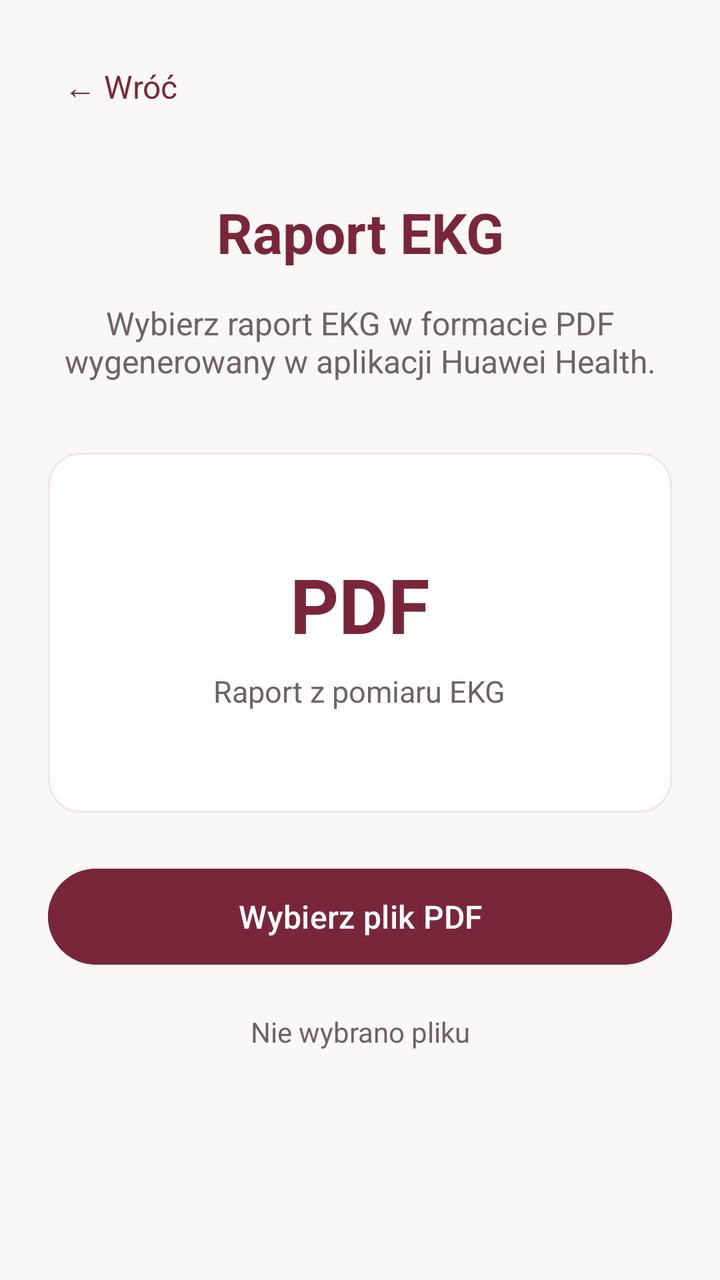
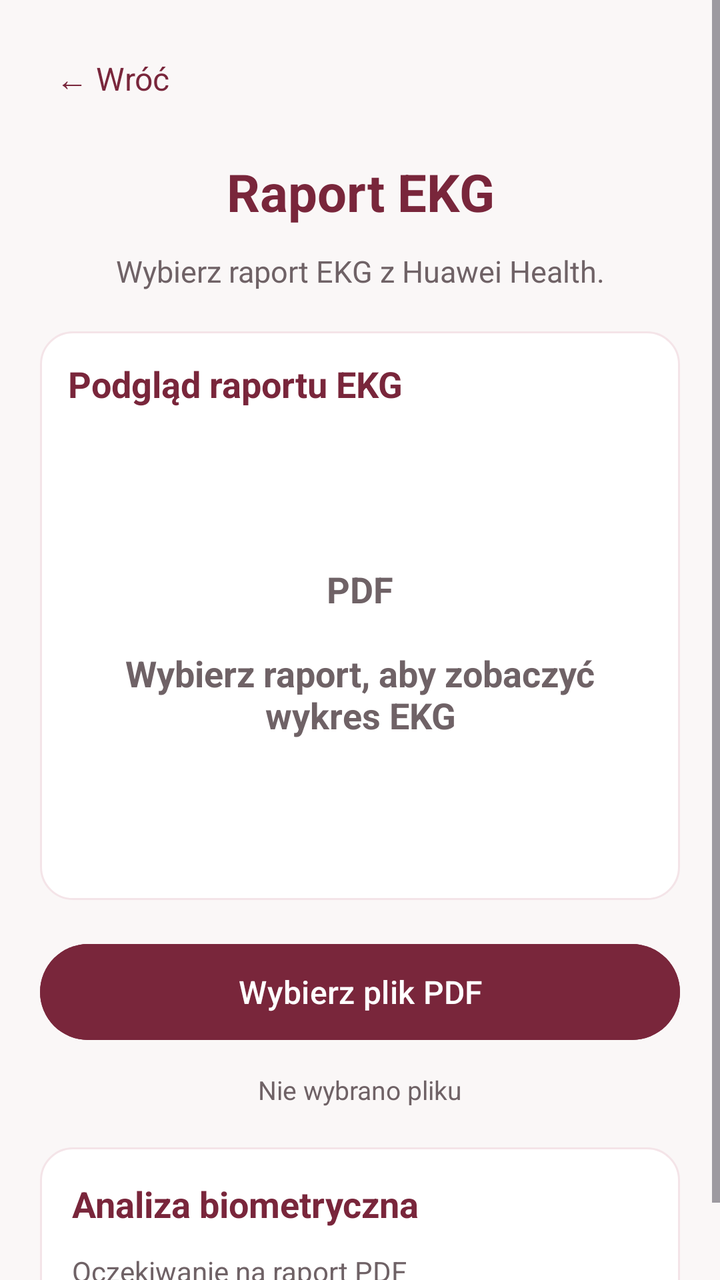

Screens rendered from an Android XML layout before and after an edit, with the pre-edit source and the edit as a unified diff.
<!-- AndroidManifest.xml: application theme Theme.Biometry -->
<!-- res/layout/activity_measurement.xml -->
<?xml version="1.0" encoding="utf-8"?>
<LinearLayout xmlns:android="http://schemas.android.com/apk/res/android"
    android:layout_width="match_parent"
    android:layout_height="match_parent"
    android:orientation="vertical"
    android:padding="24dp"
    android:background="@color/background">

    <TextView
        android:id="@+id/btnBack"
        android:layout_width="wrap_content"
        android:layout_height="wrap_content"
        android:text="← Wróć"
        android:textSize="16sp"
        android:textColor="@color/primary"
        android:padding="8dp"/>

    <TextView
        android:id="@+id/txtTitle"
        android:layout_width="match_parent"
        android:layout_height="wrap_content"
        android:text="Raport EKG"
        android:textSize="28sp"
        android:textStyle="bold"
        android:textColor="@color/primary"
        android:gravity="center"
        android:layout_marginTop="35dp"
        android:layout_marginBottom="16dp"/>

    <TextView
        android:id="@+id/txtDescription"
        android:layout_width="match_parent"
        android:layout_height="wrap_content"
        android:text="Wybierz raport EKG w formacie PDF wygenerowany w aplikacji Huawei Health."
        android:textSize="16sp"
        android:textColor="@color/text_secondary"
        android:gravity="center"
        android:layout_marginBottom="35dp"/>

    <LinearLayout
        android:layout_width="match_parent"
        android:layout_height="180dp"
        android:orientation="vertical"
        android:gravity="center"
        android:background="@drawable/card_background"
        android:padding="20dp"
        android:layout_marginBottom="24dp">

        <TextView
            android:layout_width="wrap_content"
            android:layout_height="wrap_content"
            android:text="PDF"
            android:textSize="38sp"
            android:textStyle="bold"
            android:textColor="@color/primary"/>

        <TextView
            android:layout_width="wrap_content"
            android:layout_height="wrap_content"
            android:text="Raport z pomiaru EKG"
            android:textSize="15sp"
            android:textColor="@color/text_secondary"
            android:layout_marginTop="8dp"/>

    </LinearLayout>

    <Button
        android:id="@+id/btnSelectPdf"
        android:layout_width="match_parent"
        android:layout_height="56dp"
        android:text="Wybierz plik PDF"
        android:textAllCaps="false"
        android:textSize="16sp"
        android:backgroundTint="@color/primary"
        android:textColor="@color/white"/>

    <TextView
        android:id="@+id/txtFileName"
        android:layout_width="match_parent"
        android:layout_height="wrap_content"
        android:text="Nie wybrano pliku"
        android:textSize="14sp"
        android:textColor="@color/text_secondary"
        android:gravity="center"
        android:layout_marginTop="20dp"/>

</LinearLayout>
<!-- resources referenced by this layout -->
<resources>
  <color name="background">#FAF7F7</color>
  <color name="primary">#79263B</color>
  <color name="text_secondary">#6F6266</color>
  <color name="white">#FFFFFF</color>
  <!-- drawable card_background (drawable) -->
  <?xml version="1.0" encoding="utf-8"?>
  <shape xmlns:android="http://schemas.android.com/apk/res/android">
      <solid android:color="#FFFFFF"/>
      <corners android:radius="16dp"/>
      <stroke
          android:width="1dp"
          android:color="#F4E4E8"/>
  </shape>
  <style name="Theme.Biometry" parent="Base.Theme.Biometry" />
  <style name="Base.Theme.Biometry" parent="Theme.Material3.DayNight.NoActionBar">
          
          
      </style>
</resources>

<!-- the commit's change to res/layout/activity_measurement.xml (unified diff, before → after) -->
@@ -1,87 +1,143 @@
 <?xml version="1.0" encoding="utf-8"?>
-<LinearLayout xmlns:android="http://schemas.android.com/apk/res/android"
+<ScrollView xmlns:android="http://schemas.android.com/apk/res/android"
     android:layout_width="match_parent"
     android:layout_height="match_parent"
-    android:orientation="vertical"
-    android:padding="24dp"
-    android:background="@color/background">
-
-    <TextView
-        android:id="@+id/btnBack"
-        android:layout_width="wrap_content"
-        android:layout_height="wrap_content"
-        android:text="← Wróć"
-        android:textSize="16sp"
-        android:textColor="@color/primary"
-        android:padding="8dp"/>
-
-    <TextView
-        android:id="@+id/txtTitle"
-        android:layout_width="match_parent"
-        android:layout_height="wrap_content"
-        android:text="Raport EKG"
-        android:textSize="28sp"
-        android:textStyle="bold"
-        android:textColor="@color/primary"
-        android:gravity="center"
-        android:layout_marginTop="35dp"
-        android:layout_marginBottom="16dp"/>
-
-    <TextView
-        android:id="@+id/txtDescription"
-        android:layout_width="match_parent"
-        android:layout_height="wrap_content"
-        android:text="Wybierz raport EKG w formacie PDF wygenerowany w aplikacji Huawei Health."
-        android:textSize="16sp"
-        android:textColor="@color/text_secondary"
-        android:gravity="center"
-        android:layout_marginBottom="35dp"/>
+    android:background="@color/background"
+    android:fillViewport="true">
 
     <LinearLayout
         android:layout_width="match_parent"
-        android:layout_height="180dp"
+        android:layout_height="wrap_content"
         android:orientation="vertical"
-        android:gravity="center"
-        android:background="@drawable/card_background"
-        android:padding="20dp"
-        android:layout_marginBottom="24dp">
+        android:padding="20dp">
 
         <TextView
+            android:id="@+id/btnBack"
             android:layout_width="wrap_content"
             android:layout_height="wrap_content"
-            android:text="PDF"
-            android:textSize="38sp"
-            android:textStyle="bold"
-            android:textColor="@color/primary"/>
+            android:text="← Wróć"
+            android:textSize="16sp"
+            android:textColor="@color/primary"
+            android:padding="8dp"/>
 
         <TextView
-            android:layout_width="wrap_content"
+            android:id="@+id/txtTitle"
+            android:layout_width="match_parent"
             android:layout_height="wrap_content"
-            android:text="Raport z pomiaru EKG"
+            android:text="Raport EKG"
+            android:textSize="26sp"
+            android:textStyle="bold"
+            android:textColor="@color/primary"
+            android:gravity="center"
+            android:layout_marginTop="20dp"
+            android:layout_marginBottom="12dp"/>
+
+        <TextView
+            android:id="@+id/txtDescription"
+            android:layout_width="match_parent"
+            android:layout_height="wrap_content"
+            android:text="Wybierz raport EKG z Huawei Health."
             android:textSize="15sp"
             android:textColor="@color/text_secondary"
-            android:layout_marginTop="8dp"/>
+            android:gravity="center"
+            android:layout_marginBottom="20dp"/>
+
+        
+        <LinearLayout
+            android:layout_width="match_parent"
+            android:layout_height="wrap_content"
+            android:orientation="vertical"
+            android:background="@drawable/card_background"
+            android:padding="14dp"
+            android:layout_marginBottom="18dp">
+
+            <TextView
+                android:layout_width="match_parent"
+                android:layout_height="wrap_content"
+                android:text="Podgląd raportu EKG"
+                android:textSize="18sp"
+                android:textStyle="bold"
+                android:textColor="@color/primary"
+                android:layout_marginBottom="12dp"/>
+
+            <ImageView
+                android:id="@+id/imgPdfPreview"
+                android:layout_width="match_parent"
+                android:layout_height="220dp"
+                android:scaleType="fitCenter"
+                android:visibility="gone"
+                android:contentDescription="Podgląd raportu EKG"/>
+
+            <TextView
+                android:id="@+id/txtPreviewPlaceholder"
+                android:layout_width="match_parent"
+                android:layout_height="220dp"
+                android:text="PDF\n\nWybierz raport, aby zobaczyć wykres EKG"
+                android:textSize="18sp"
+                android:textStyle="bold"
+                android:textColor="@color/text_secondary"
+                android:gravity="center"/>
+
+        </LinearLayout>
+
+        
+        <Button
+            android:id="@+id/btnSelectPdf"
+            android:layout_width="match_parent"
+            android:layout_height="56dp"
+            android:text="Wybierz plik PDF"
+            android:textAllCaps="false"
+            android:textSize="16sp"
+            android:backgroundTint="@color/primary"
+            android:textColor="@color/white"/>
+
+        <TextView
+            android:id="@+id/txtFileName"
+            android:layout_width="match_parent"
+            android:layout_height="wrap_content"
+            android:text="Nie wybrano pliku"
+            android:textSize="13sp"
+            android:textColor="@color/text_secondary"
+            android:gravity="center"
+            android:layout_marginTop="12dp"/>
+
+        
+        <LinearLayout
+            android:layout_width="match_parent"
+            android:layout_height="wrap_content"
+            android:orientation="vertical"
+            android:background="@drawable/card_background"
+            android:padding="16dp"
+            android:layout_marginTop="20dp">
+
+            <TextView
+                android:layout_width="match_parent"
+                android:layout_height="wrap_content"
+                android:text="Analiza biometryczna"
+                android:textSize="18sp"
+                android:textStyle="bold"
+                android:textColor="@color/primary"
+                android:layout_marginBottom="12dp"/>
+
+            <ProgressBar
+                android:id="@+id/analysisProgress"
+                style="?android:attr/progressBarStyleHorizontal"
+                android:layout_width="match_parent"
+                android:layout_height="8dp"
+                android:indeterminate="true"
+                android:indeterminateTint="@color/primary"
+                android:visibility="gone"
+                android:layout_marginBottom="12dp"/>
+
+            <TextView
+                android:id="@+id/txtAnalysisStatus"
+                android:layout_width="match_parent"
+                android:layout_height="wrap_content"
+                android:text="Oczekiwanie na raport PDF"
+                android:textSize="14sp"
+                android:textColor="@color/text_secondary"/>
+
+        </LinearLayout>
 
     </LinearLayout>
-
-    <Button
-        android:id="@+id/btnSelectPdf"
-        android:layout_width="match_parent"
-        android:layout_height="56dp"
-        android:text="Wybierz plik PDF"
-        android:textAllCaps="false"
-        android:textSize="16sp"
-        android:backgroundTint="@color/primary"
-        android:textColor="@color/white"/>
-
-    <TextView
-        android:id="@+id/txtFileName"
-        android:layout_width="match_parent"
-        android:layout_height="wrap_content"
-        android:text="Nie wybrano pliku"
-        android:textSize="14sp"
-        android:textColor="@color/text_secondary"
-        android:gravity="center"
-        android:layout_marginTop="20dp"/>
-
-</LinearLayout>
+</ScrollView>
